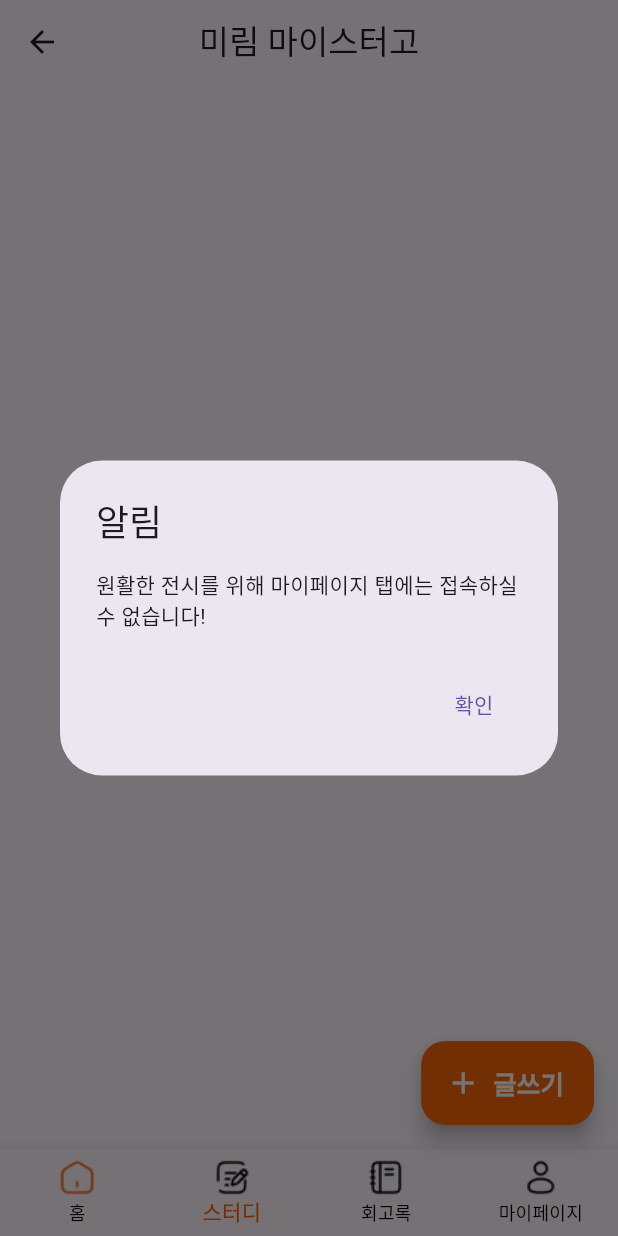
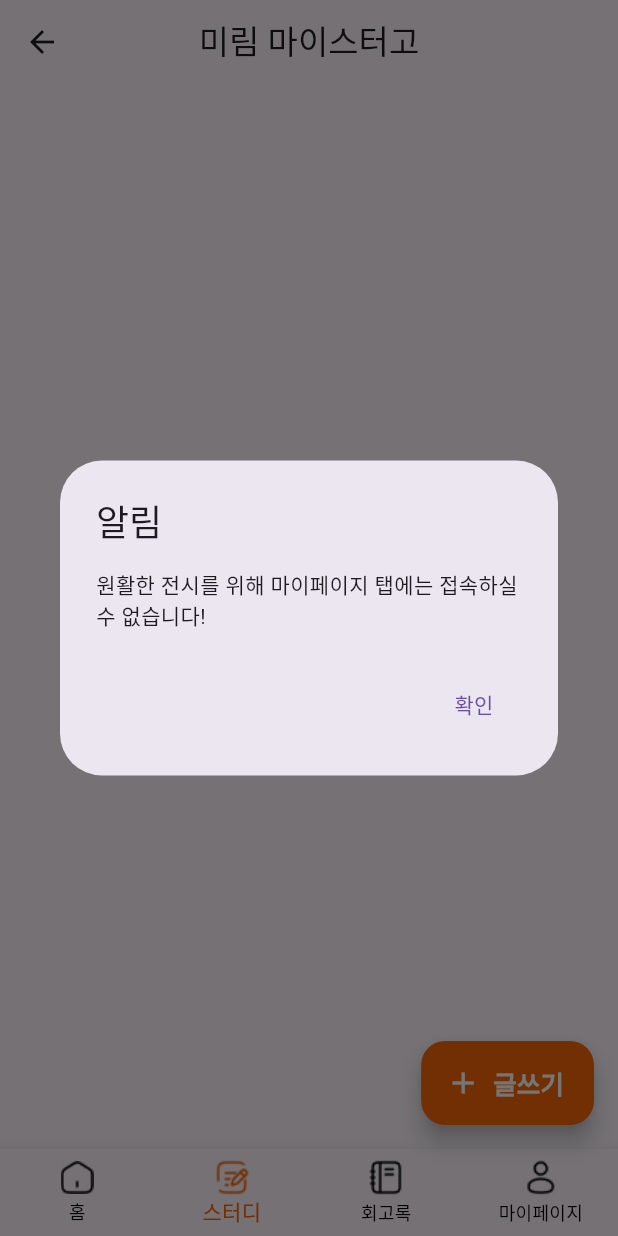
Before and after one commit to DreamOrReality/Dream-Or-Reality-Flutter, a Flutter app: the StudyScreen screen opened by its route, item 4 of the bottom bar chosen, on a phone screen of 412 x 824 dp. Run offline on Flutter 3.47's test engine with Material 3 defaults, Android fonts, the phone set to English and light mode, and no system bars; our stand-ins replace shared_preferences, table_calendar; accounts and stored records are empty; network calls fail.

Commit message:
feat. 네비게이션 이미지 색상 변경

```diff
--- a/lib/screens/study/study_detail_screen.dart
+++ b/lib/screens/study/study_detail_screen.dart
@@ -15,7 +15,7 @@ class _StudyDetailScreenState extends State<StudyDetailScreen> {
   Widget build(BuildContext context) {
     return Scaffold(
       appBar: AppBar(
-        title: Text('Detail'),
+        title: Text('게시글'),
         centerTitle: true,
       ),
       body: SingleChildScrollView(
--- a/lib/widgets/bottom_navtion_bar_widget.dart
+++ b/lib/widgets/bottom_navtion_bar_widget.dart
@@ -21,20 +21,48 @@ class MyBottomNavigationBar extends StatelessWidget {
       onTap: onTap,
       items: [
         BottomNavigationBarItem(
-          icon: Image.asset('assets/img/icon/home.png'),
+          icon: Image.asset(
+            'assets/img/icon/home.png',
+            color: currentIndex == 0 ? primaryColor : Colors.black,
+          ),
           label: '홈',
+          activeIcon: Image.asset(
+            'assets/img/icon/home.png',
+            color: primaryColor,
+          ),
         ),
         BottomNavigationBarItem(
-          icon: Image.asset('assets/img/icon/document.png'),
+          icon: Image.asset(
+            'assets/img/icon/document.png',
+            color: currentIndex == 1 ? primaryColor : Colors.black,
+          ),
           label: '스터디',
+          activeIcon: Image.asset(
+            'assets/img/icon/document.png',
+            color: primaryColor,
+          ),
         ),
         BottomNavigationBarItem(
-          icon: Image.asset('assets/img/icon/notebook.png'),
+          icon: Image.asset(
+            'assets/img/icon/notebook.png',
+            color: currentIndex == 2 ? primaryColor : Colors.black,
+          ),
           label: '회고록',
+          activeIcon: Image.asset(
+            'assets/img/icon/notebook.png',
+            color: primaryColor,
+          ),
         ),
         BottomNavigationBarItem(
-          icon: Image.asset('assets/img/icon/user.png'),
+          icon: Image.asset(
+            'assets/img/icon/user.png',
+            color: currentIndex == 3 ? primaryColor : Colors.black,
+          ),
           label: '마이페이지',
+          activeIcon: Image.asset(
+            'assets/img/icon/user.png',
+            color: primaryColor,
+          ),
         ),
       ],
     );
```
Also changed, not shown: assets/img/icon/home.png.
